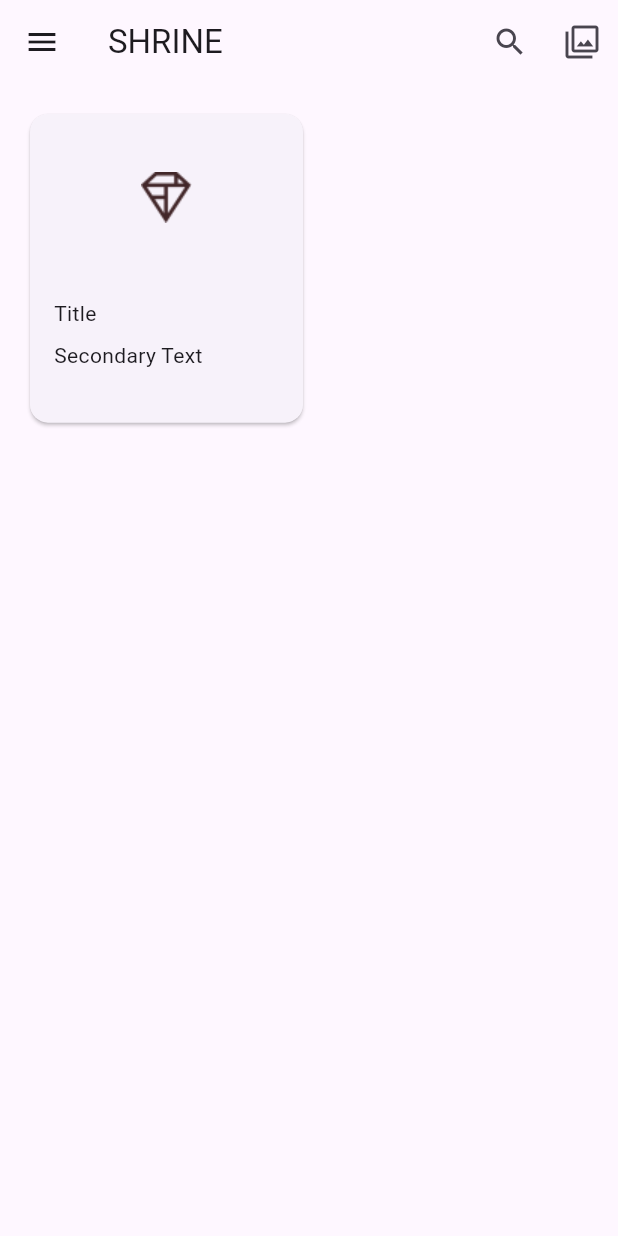
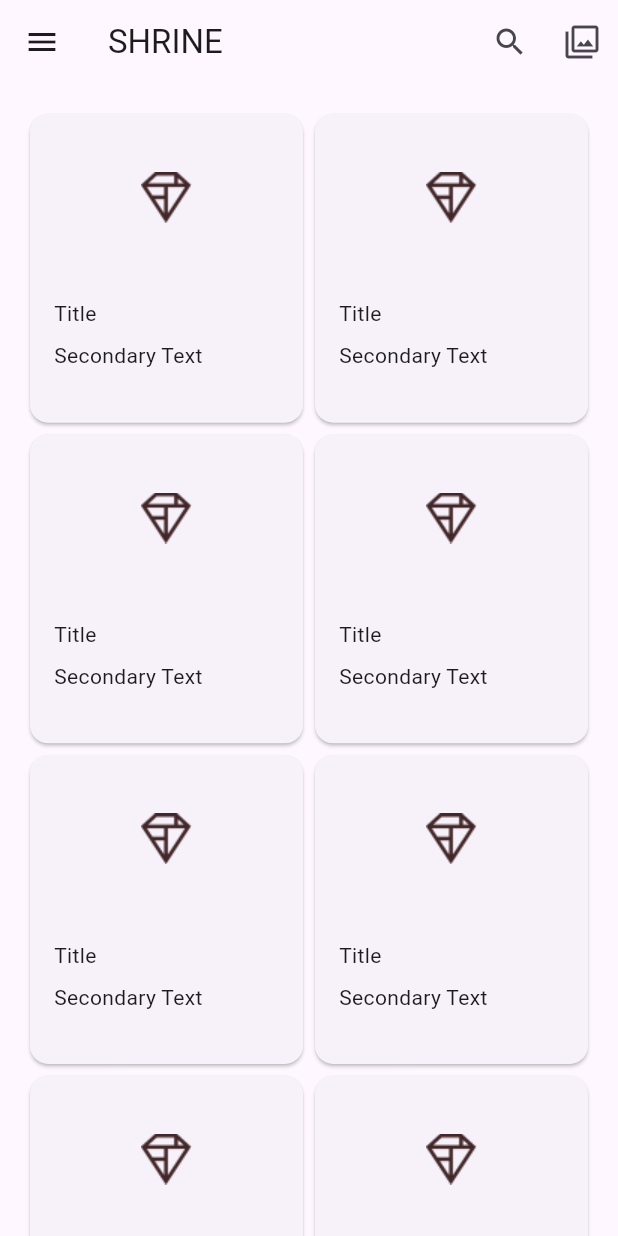
Before and after one commit to anotherlusitano/flutter-codelab-mdc-series, a Flutter app: the HomePage screen opened directly, on a phone screen of 412 x 824 dp. Run offline on Flutter 3.47's test engine with Material 2 defaults, Android fonts, the phone set to English and light mode, and no system bars.

Commit message:
Update the card into a collection of cards

```diff
--- a/lib/home.dart
+++ b/lib/home.dart
@@ -17,7 +17,38 @@ import 'package:flutter/material.dart';
 class HomePage extends StatelessWidget {
   const HomePage({Key? key}) : super(key: key);
 
-  // TODO: Make a collection of cards (102)
+  List<Card> _buildGridCards(int count) {
+    List<Card> cards = List.generate(
+      count,
+      (int index) {
+        return Card(
+          clipBehavior: Clip.antiAlias,
+          child: Column(
+            crossAxisAlignment: CrossAxisAlignment.start,
+            children: <Widget>[
+              AspectRatio(
+                aspectRatio: 18.0 / 11.0,
+                child: Image.asset('assets/diamond.png'),
+              ),
+              Padding(
+                padding: const EdgeInsets.fromLTRB(16.0, 12.0, 16.0, 8.0),
+                child: Column(
+                  crossAxisAlignment: CrossAxisAlignment.start,
+                  children: const <Widget>[
+                    Text('Title'),
+                    SizedBox(height: 8.0),
+                    Text('Secondary Text'),
+                  ],
+                ),
+              ),
+            ],
+          ),
+        );
+      },
+    );
+    return cards;
+  }
+
   // TODO: Add a variable for Category (104)
   @override
   Widget build(BuildContext context) {
@@ -57,37 +88,10 @@ class HomePage extends StatelessWidget {
         ],
       ),
       body: GridView.count(
-        crossAxisCount: 2,
-        padding: const EdgeInsets.all(16.0),
-        childAspectRatio: 8.0 / 9.0,
-        children: <Widget>[
-          Card(
-            clipBehavior: Clip.antiAlias,
-            child: Column(
-              crossAxisAlignment: CrossAxisAlignment.start,
-              children: <Widget>[
-                AspectRatio(
-                  aspectRatio: 18.0 / 11.0,
-                  child: Image.asset("assets/diamond.png"),
-                ),
-                Padding(
-                  padding: const EdgeInsets.fromLTRB(16.0, 12.0, 16.0, 8.0),
-                  child: Column(
-                    crossAxisAlignment: CrossAxisAlignment.start,
-                    children: [
-                      Text("Title"),
-                      const SizedBox(
-                        height: 8.0,
-                      ),
-                      Text("Secondary Text"),
-                    ],
-                  ),
-                ),
-              ],
-            ),
-          ),
-        ],
-      ),
+          crossAxisCount: 2,
+          padding: const EdgeInsets.all(16.0),
+          childAspectRatio: 8.0 / 9.0,
+          children: _buildGridCards(10)),
       resizeToAvoidBottomInset: false,
     );
   }
```
